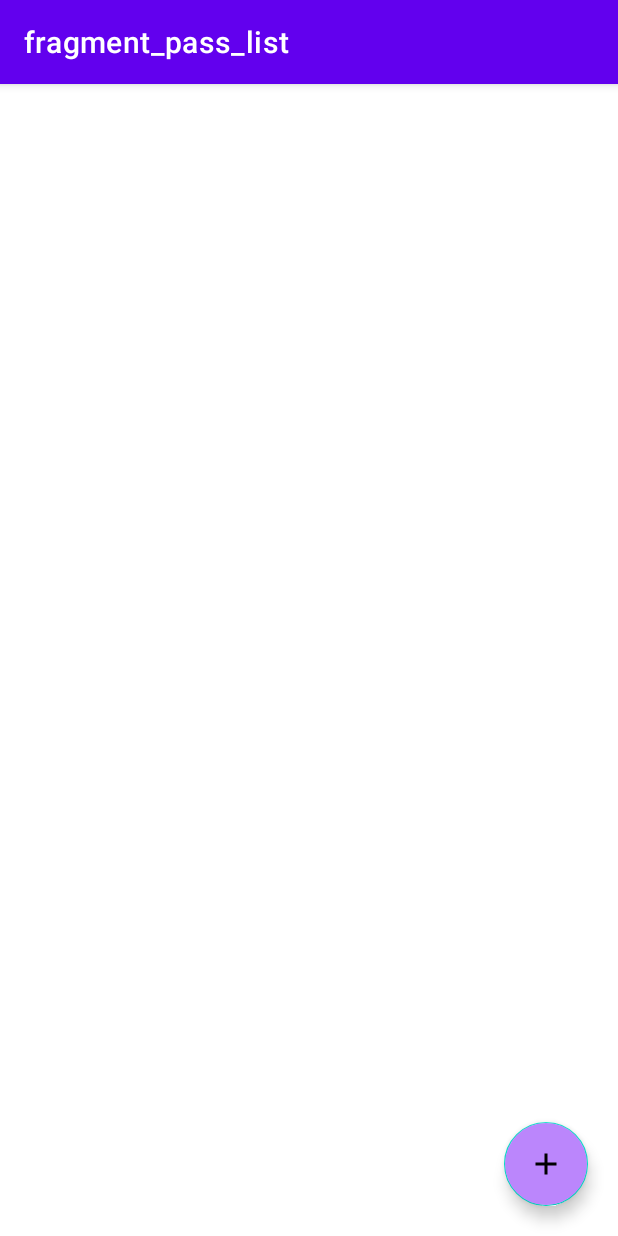
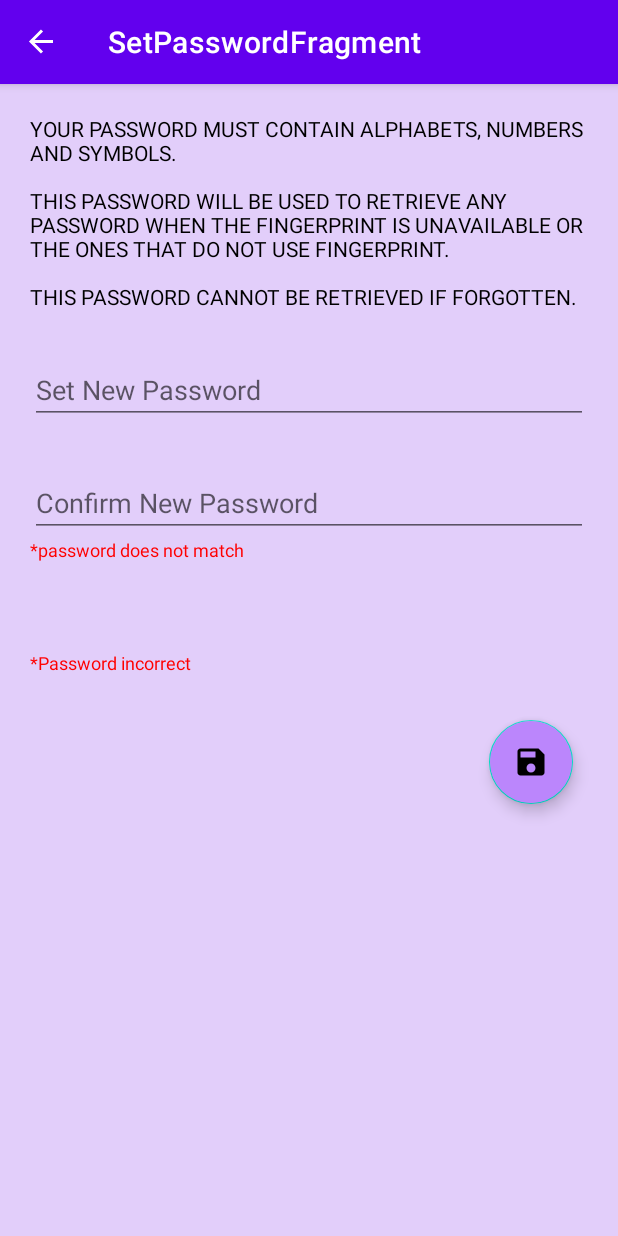
Before and after one commit to Vaishnav-Kanhirathingal/Save-Pass, an Android app: the screen it shows after launch (MainActivity), on a phone screen of 412 x 824 dp. Run offline under Robolectric (Android 15) with nearby library versions, the phone set to English and light mode, and no system bars; our stand-ins replace Room's generated code, data binding, navigation-ui; 1 statement that could not run was skipped.

Commit message:
password fragment done except optimization

```diff
--- a/app/src/main/java/com/kenetic/savepass/fragments/PassListFragment.kt
+++ b/app/src/main/java/com/kenetic/savepass/fragments/PassListFragment.kt
@@ -13,29 +13,29 @@ import android.view.View
 import android.view.ViewGroup
 import android.widget.Toast
 import androidx.annotation.RequiresApi
-import androidx.annotation.RestrictTo
 import androidx.core.app.ActivityCompat
 import androidx.fragment.app.Fragment
 import androidx.fragment.app.activityViewModels
-import androidx.lifecycle.lifecycleScope
+import androidx.lifecycle.asLiveData
 import androidx.navigation.fragment.findNavController
 import androidx.recyclerview.widget.GridLayoutManager
 import androidx.recyclerview.widget.RecyclerView
 import com.kenetic.savepass.adapters.PassAdapter
 import com.kenetic.savepass.databinding.FragmentPassListBinding
+import com.kenetic.savepass.password.PassEnum.Access
 import com.kenetic.savepass.password.PasswordApplication
 import com.kenetic.savepass.password.PasswordData
 import com.kenetic.savepass.password.PasswordViewModel
 import com.kenetic.savepass.password.PasswordViewModelFactory
-import com.kenetic.savepass.password.PassEnum.Access
-import kotlinx.coroutines.CoroutineScope
-import kotlinx.coroutines.Dispatchers
-import kotlinx.coroutines.launch
+import com.kenetic.savepass.password.data.AppDataStore
 
 class PassListFragment : Fragment() {
+    private val TAG = "PassListFragmentVKP"
+
+    private lateinit var appDataStore: AppDataStore
+
     private var access: Access? = null
     private var passData: PasswordData? = null
-    private val TAG = "PassListFragment"
     private val viewModel: PasswordViewModel by activityViewModels {
         PasswordViewModelFactory(
             (activity?.application as PasswordApplication).database.passwordDao()
@@ -64,7 +64,7 @@ class PassListFragment : Fragment() {
         recyclerView = binding.passwordRecyclerView
         recyclerView.layoutManager = GridLayoutManager(this.requireContext(), 1)
         //todo - adapter adapter adapter adapter adapter adapter adapter adapter adapter adapter adapter adapter
-        val adapter = PassAdapter{ pass: PasswordData, acc: Access ->
+        val adapter = PassAdapter { pass: PasswordData, acc: Access ->
             if (acc != Access.HIDE) {
                 access = acc
                 passData = pass
@@ -80,10 +80,24 @@ class PassListFragment : Fragment() {
 
         binding.addFab.setOnClickListener {
             val action =
-                PassListFragmentDirections.actionPassListFragmentToAddOrEditFragment(isBeingUpdated = false, id = 0)
+                PassListFragmentDirections.actionPassListFragmentToAddOrEditFragment(
+                    isBeingUpdated = false,
+                    id = 0
+                )
             this.findNavController().navigate(action)
         }
         viewModel.resetAllAccess()//todo - check validity
+
+        appDataStore = AppDataStore(requireContext())
+        appDataStore.userMasterPasswordFlow.asLiveData().observe(viewLifecycleOwner, {
+            if (it.isEmpty()) {
+                this.findNavController()
+                    .navigate(
+                        PassListFragmentDirections
+                            .actionPassListFragmentToSetPasswordFragment()
+                    )
+            }
+        })
     }
 
     override fun onPause() {
--- a/app/src/main/java/com/kenetic/savepass/password/PasswordViewModel.kt
+++ b/app/src/main/java/com/kenetic/savepass/password/PasswordViewModel.kt
@@ -11,8 +11,6 @@ class PasswordViewModel(private val passwordDao: PasswordDao) : ViewModel() {
 
     private var previousPassData: PasswordData? = null
     var passList: LiveData<List<PasswordData>> = passwordDao.getAllPassData().asLiveData()
-
-    fun getById(id: Int): LiveData<PasswordData> = passwordDao.getByIdPassData(id).asLiveData()
 
     fun delete(passwordData: PasswordData) {
         viewModelScope.launch {
@@ -74,7 +72,7 @@ class PasswordViewModel(private val passwordDao: PasswordDao) : ViewModel() {
         }
     }
 
-    fun resetAllAccess(){
+    fun resetAllAccess() {
         CoroutineScope(Dispatchers.IO).launch {
             Log.d("ViewModel", "coroutine for resetAccessForAll launched")
             passwordDao.resetAccessForAll()
--- /dev/null
+++ b/app/src/main/java/com/kenetic/savepass/password/data/AppDataStore.kt
@@ -0,0 +1,44 @@
+package com.kenetic.savepass.password.data
+
+import android.content.Context
+import androidx.datastore.core.DataStore
+import androidx.datastore.preferences.core.Preferences
+import androidx.datastore.preferences.core.edit
+import androidx.datastore.preferences.core.emptyPreferences
+import androidx.datastore.preferences.core.stringPreferencesKey
+import androidx.datastore.preferences.preferencesDataStore
+import kotlinx.coroutines.CoroutineScope
+import kotlinx.coroutines.Dispatchers
+import kotlinx.coroutines.flow.Flow
+import kotlinx.coroutines.flow.catch
+import kotlinx.coroutines.flow.map
+import kotlinx.coroutines.launch
+import java.io.IOException
+
+private const val USER_MASTER_PASSWORD = "user_password"
+private val Context.datastore: DataStore<Preferences> by preferencesDataStore(
+    name = USER_MASTER_PASSWORD
+)
+
+class AppDataStore(context: Context) {
+    private val CURRENT_USER_MASTER_PASSWORD = stringPreferencesKey("current_user_password")
+
+    val userMasterPasswordFlow: Flow<String> = context.datastore.data.catch {
+        if (it is IOException) {
+            it.printStackTrace()
+            emit(emptyPreferences())
+        } else {
+            throw it
+        }
+    }.map { preferences ->
+        preferences[CURRENT_USER_MASTER_PASSWORD] ?: ""
+    }
+
+    fun editMasterPassword(masterPass: String, context: Context) {
+        CoroutineScope(Dispatchers.IO).launch {
+            context.datastore.edit { preferences ->
+                preferences[CURRENT_USER_MASTER_PASSWORD] = masterPass
+            }
+        }
+    }
+}
--- /dev/null
+++ b/app/src/main/res/drawable/save_fab_icon_40.xml
@@ -0,0 +1,5 @@
+<vector android:height="40dp" android:tint="?attr/colorControlNormal"
+    android:viewportHeight="24" android:viewportWidth="24"
+    android:width="40dp" xmlns:android="http://schemas.android.com/apk/res/android">
+    <path android:fillColor="@android:color/white" android:pathData="M17,3L5,3c-1.11,0 -2,0.9 -2,2v14c0,1.1 0.89,2 2,2h14c1.1,0 2,-0.9 2,-2L21,7l-4,-4zM12,19c-1.66,0 -3,-1.34 -3,-3s1.34,-3 3,-3 3,1.34 3,3 -1.34,3 -3,3zM15,9L5,9L5,5h10v4z"/>
+</vector>
--- a/app/src/main/res/layout/fragment_add_or_edit.xml
+++ b/app/src/main/res/layout/fragment_add_or_edit.xml
@@ -82,7 +82,6 @@
                 android:id="@+id/internet_service_radio_button"
                 android:layout_width="wrap_content"
                 android:layout_height="wrap_content"
-                android:checked="true"
                 android:text="@string/internet_service" />
 
             <com.google.android.material.radiobutton.MaterialRadioButton
@@ -106,7 +105,6 @@
             android:layout_width="wrap_content"
             android:layout_height="wrap_content"
             android:layout_marginTop="@dimen/vertical_app_margin"
-            android:checked="true"
             android:text="@string/fingerprint_unlock"
             app:layout_constraintLeft_toLeftOf="@id/service_name_edit_text"
             app:layout_constraintTop_toBottomOf="@id/ruler_two" />
--- /dev/null
+++ b/app/src/main/res/layout/fragment_set_password.xml
@@ -0,0 +1,109 @@
+<?xml version="1.0" encoding="utf-8"?>
+<layout xmlns:android="http://schemas.android.com/apk/res/android"
+    xmlns:app="http://schemas.android.com/apk/res-auto"
+    xmlns:tools="http://schemas.android.com/tools">
+
+    <data>
+
+        <variable
+            name="set_password_fragment"
+            type="com.kenetic.savepass.fragments.SetPasswordFragment" />
+    </data>
+
+    <ScrollView
+        android:layout_width="match_parent"
+        android:layout_height="match_parent"
+        android:background="@color/background_color">
+
+        <androidx.constraintlayout.widget.ConstraintLayout
+            android:layout_width="match_parent"
+            android:layout_height="wrap_content"
+            tools:context=".fragments.SetPasswordFragment">
+
+            <com.google.android.material.textview.MaterialTextView
+                android:id="@+id/information_text_view"
+                android:layout_width="match_parent"
+                android:layout_height="wrap_content"
+                android:layout_margin="@dimen/password_fragment_horizontal"
+                android:text="@string/password_fragment_info"
+                android:textColor="@color/text_color"
+                app:layout_constraintLeft_toLeftOf="parent"
+                app:layout_constraintTop_toTopOf="parent" />
+
+
+            <com.google.android.material.textfield.TextInputEditText
+                android:id="@+id/set_new_password_edit_text"
+                android:layout_width="match_parent"
+                android:layout_height="wrap_content"
+                android:layout_marginHorizontal="@dimen/password_fragment_horizontal"
+                android:layout_marginTop="@dimen/password_fragment_vertical"
+                android:hint="@string/set_new_password"
+                app:layout_constraintLeft_toLeftOf="parent"
+                app:layout_constraintTop_toBottomOf="@id/information_text_view" />
+
+            <com.google.android.material.textview.MaterialTextView
+                android:id="@+id/set_new_text_view"
+                android:layout_width="match_parent"
+                android:layout_height="wrap_content"
+                android:layout_marginHorizontal="@dimen/password_fragment_horizontal"
+                android:textColor="@color/warning_text_color"
+                android:textSize="@dimen/warning_text_size"
+                android:visibility="@{set_password_fragment.symbolsVisibility}"
+                app:layout_constraintTop_toBottomOf="@id/set_new_password_edit_text"
+                tools:text="*symbols absent" />
+
+            <com.google.android.material.textfield.TextInputEditText
+                android:id="@+id/confirm_new_password_edit_text"
+                android:layout_width="match_parent"
+                android:layout_height="wrap_content"
+                android:layout_marginHorizontal="@dimen/password_fragment_horizontal"
+                android:layout_marginTop="@dimen/password_fragment_vertical"
+                android:hint="@string/confirm_new_password"
+                app:layout_constraintLeft_toLeftOf="parent"
+                app:layout_constraintTop_toBottomOf="@id/set_new_password_edit_text" />
+
+            <com.google.android.material.textview.MaterialTextView
+                android:id="@+id/confirm_new_text_view"
+                android:layout_width="match_parent"
+                android:layout_height="wrap_content"
+                android:layout_marginHorizontal="@dimen/password_fragment_horizontal"
+                android:text="*password does not match"
+                android:textColor="@color/warning_text_color"
+                android:textSize="@dimen/warning_text_size"
+                android:visibility="@{set_password_fragment.passwordMatchVisibility}"
+                app:layout_constraintTop_toBottomOf="@id/confirm_new_password_edit_text" />
+
+            <com.google.android.material.textfield.TextInputEditText
+                android:id="@+id/old_password_edit_text"
+                android:layout_width="match_parent"
+                android:layout_height="wrap_content"
+                android:layout_marginHorizontal="@dimen/password_fragment_horizontal"
+                android:layout_marginTop="@dimen/password_fragment_vertical"
+                android:hint="@string/old_password"
+                app:layout_constraintLeft_toLeftOf="parent"
+                app:layout_constraintTop_toBottomOf="@id/confirm_new_password_edit_text" />
+
+            <com.google.android.material.textview.MaterialTextView
+                android:id="@+id/old_pass_text_view"
+                android:layout_width="match_parent"
+                android:layout_height="wrap_content"
+                android:layout_marginHorizontal="@dimen/password_fragment_horizontal"
+                android:text="*Password incorrect"
+                android:textColor="@color/warning_text_color"
+                android:textSize="@dimen/warning_text_size"
+                android:visibility="@{set_password_fragment.passwordIncorrectVisibility}"
+                app:layout_constraintTop_toBottomOf="@id/old_password_edit_text" />
+
+            <com.google.android.material.floatingactionbutton.FloatingActionButton
+                android:id="@+id/save_fab"
+                android:layout_width="wrap_content"
+                android:layout_height="wrap_content"
+                android:layout_margin="@dimen/password_fragment_vertical"
+                android:backgroundTint="@color/purple_200"
+                android:src="@drawable/save_fab_icon_40"
+                app:layout_constraintBottom_toBottomOf="parent"
+                app:layout_constraintRight_toRightOf="parent"
+                app:layout_constraintTop_toBottomOf="@id/old_pass_text_view" />
+        </androidx.constraintlayout.widget.ConstraintLayout>
+    </ScrollView>
+</layout>
--- a/app/src/main/res/navigation/app_navigation.xml
+++ b/app/src/main/res/navigation/app_navigation.xml
@@ -13,6 +13,9 @@
         <action
             android:id="@+id/action_passListFragment_to_addOrEditFragment"
             app:destination="@id/addOrEditFragment" />
+        <action
+            android:id="@+id/action_passListFragment_to_setPasswordFragment"
+            app:destination="@id/setPasswordFragment" />
     </fragment>
     <fragment
         android:id="@+id/addOrEditFragment"
@@ -46,4 +49,13 @@
             android:name="id"
             app:argType="integer" />
     </fragment>
+    <fragment
+        android:id="@+id/setPasswordFragment"
+        android:name="com.kenetic.savepass.fragments.SetPasswordFragment"
+        android:label="SetPasswordFragment" >
+        <action
+            android:id="@+id/action_setPasswordFragment_to_passListFragment"
+            app:destination="@id/passListFragment"
+            app:popUpTo="@id/passListFragment" />
+    </fragment>
 </navigation>
--- a/app/src/main/res/values-night/colors.xml
+++ b/app/src/main/res/values-night/colors.xml
@@ -3,4 +3,6 @@
     <color name="floating_action_button">#FB7575</color>
     <color name="card_background">#222222</color>
     <color name="card_foreground">#000000</color>
+    <color name="text_color">#ffffff</color>
+    <color name="background_color">#000000</color>
 </resources>
--- a/app/src/main/res/values/colors.xml
+++ b/app/src/main/res/values/colors.xml
@@ -11,4 +11,7 @@
     <color name="card_foreground">#C5BBFF</color>
     <color name="transparent">#00000000</color>
     <color name="floating_action_button">#FB7575</color>
+    <color name="text_color">#000000</color>
+    <color name="background_color">#E2CEFA</color>
+    <color name="warning_text_color">#ff0000</color>
 </resources>
--- a/app/src/main/res/values/dimens.xml
+++ b/app/src/main/res/values/dimens.xml
@@ -6,4 +6,7 @@
     <dimen name="image_padding">4dp</dimen>
     <dimen name="card_spacing">10dp</dimen>
     <dimen name="card_margin">5dp</dimen>
+    <dimen name="password_fragment_vertical">30dp</dimen>
+    <dimen name="password_fragment_horizontal">20dp</dimen>
+    <dimen name="warning_text_size">12sp</dimen>
 </resources>
--- a/app/src/main/res/values/strings.xml
+++ b/app/src/main/res/values/strings.xml
@@ -11,4 +11,8 @@
     <string name="cancel">Cancel</string>
     <string name="save">save</string>
     <string name="text_blank">*text blank</string>
+    <string name="set_new_password">Set New Password</string>
+    <string name="confirm_new_password">Confirm New Password</string>
+    <string name="old_password">Old Password</string>
+    <string name="password_fragment_info">YOUR PASSWORD MUST CONTAIN ALPHABETS, NUMBERS AND SYMBOLS.\n\nTHIS PASSWORD WILL BE USED TO RETRIEVE ANY PASSWORD WHEN THE FINGERPRINT IS UNAVAILABLE OR THE ONES THAT DO NOT USE FINGERPRINT.\n\nTHIS PASSWORD CANNOT BE RETRIEVED IF FORGOTTEN.</string>
 </resources>
```
Also changed, not shown: app/build.gradle (+8 -1 lines), app/src/main/java/com/kenetic/savepass/fragments/SetPasswordFragment.kt (added, +179 -0 lines).
